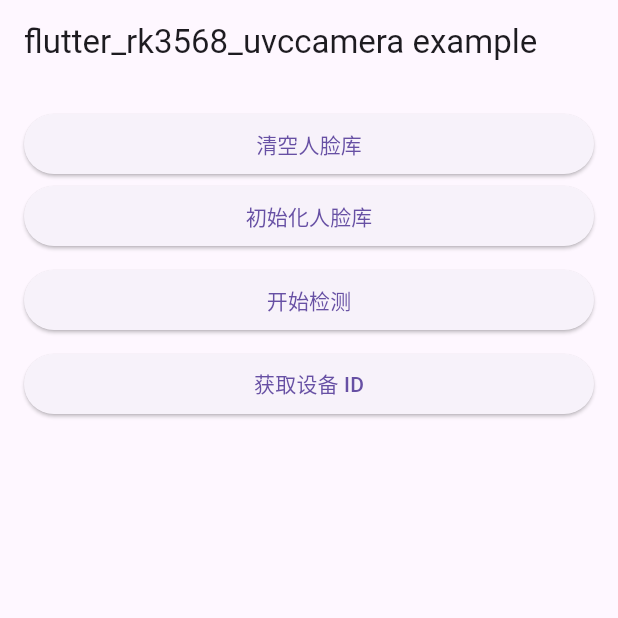
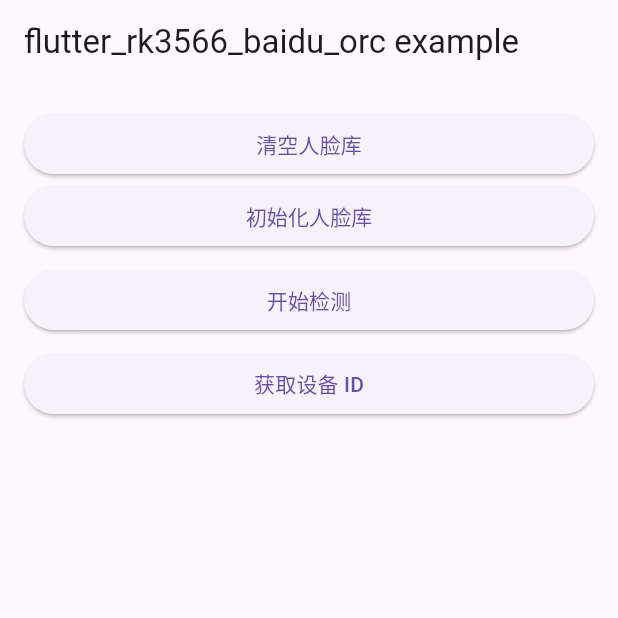
Before and after one commit to nottyjay/flutter_rk3566_baidu_orc, a Flutter app: the screen it shows after launch, on a phone screen of 412 x 824 dp, the top half of it. Run offline on Flutter 3.47's test engine with Material 3 defaults, Android fonts, the phone set to English and light mode, and no system bars; our stand-ins replace plugin_platform_interface.

Commit message:
refactor: 包名统一为 flutter_rk3566_baidu_orc，定位收敛为百度 RK3566 人脸识别
- pubspec name/description 更新（仅人脸识别，移除二维码描述）
- lib 主文件及 method_channel/platform_interface 重命名同步
- example 包名/依赖键/import 同步
- README 重写为正式插件文档

```diff
--- a/example/lib/uvc_demo_page.dart
+++ b/example/lib/uvc_demo_page.dart
@@ -1,6 +1,6 @@
 import 'dart:async';
 import 'package:flutter/material.dart';
-import 'package:flutter_rk3568_uvccamera/flutter_rk3568_uvccamera.dart';
+import 'package:flutter_rk3566_baidu_orc/flutter_rk3566_baidu_orc.dart';
 
 class UvcDemoPage extends StatefulWidget {
   const UvcDemoPage({super.key});
@@ -142,7 +142,7 @@ class _UvcDemoPageState extends State<UvcDemoPage> {
   @override
   Widget build(BuildContext context) {
     return Scaffold(
-      appBar: AppBar(title: const Text('flutter_rk3568_uvccamera example')),
+      appBar: AppBar(title: const Text('flutter_rk3566_baidu_orc example')),
       body: Padding(
         padding: const EdgeInsets.all(16),
         child: Column(
--- a/lib/flutter_rk3568_uvccamera.dart
+++ b/lib/flutter_rk3566_baidu_orc.dart
@@ -1,6 +1,6 @@
-import 'flutter_rk3568_uvccamera_platform_interface.dart';
+import 'flutter_rk3566_baidu_orc_platform_interface.dart';
 
-export 'flutter_rk3568_uvccamera_platform_interface.dart'
+export 'flutter_rk3566_baidu_orc_platform_interface.dart'
     show FlutterRk3568UvccameraCallbacks;
 
 class FlutterRk3568UvccameraConfig {
--- a/lib/flutter_rk3568_uvccamera_method_channel.dart
+++ b/lib/flutter_rk3566_baidu_orc_method_channel.dart
@@ -1,7 +1,7 @@
 import 'package:flutter/services.dart';
 
-import 'flutter_rk3568_uvccamera_platform_interface.dart';
-import 'flutter_rk3568_uvccamera.dart';
+import 'flutter_rk3566_baidu_orc_platform_interface.dart';
+import 'flutter_rk3566_baidu_orc.dart';
 
 class MethodChannelFlutterRk3568Uvccamera
     extends FlutterRk3568UvccameraPlatform {
--- a/lib/flutter_rk3568_uvccamera_platform_interface.dart
+++ b/lib/flutter_rk3566_baidu_orc_platform_interface.dart
@@ -1,7 +1,7 @@
 import 'package:plugin_platform_interface/plugin_platform_interface.dart';
 
-import 'flutter_rk3568_uvccamera_method_channel.dart';
-import 'flutter_rk3568_uvccamera.dart';
+import 'flutter_rk3566_baidu_orc_method_channel.dart';
+import 'flutter_rk3566_baidu_orc.dart';
 
 class FlutterRk3568UvccameraCallbacks {
   FlutterRk3568UvccameraCallbacks({
--- a/pubspec.yaml
+++ b/pubspec.yaml
@@ -1,5 +1,5 @@
-name: flutter_rk3568_uvccamera
-description: "A Flutter Plugin for Face Recognition and QR Code Scanning with UVCCamera on RK3568 Android"
+name: flutter_rk3566_baidu_orc
+description: "Baidu-based face recognition (detection, liveness, feature extraction and 1:N search) for RK3566/RK3568 Android boards with UVC cameras."
 version: 0.0.1
 homepage: https://github.com/nottyjay/flutter_rk3566_baidu_orc
 repository: https://github.com/nottyjay/flutter_rk3566_baidu_orc
```
Also changed, not shown: example/pubspec.yaml (+4 -4 lines), example/pubspec.lock, 3 other files.
